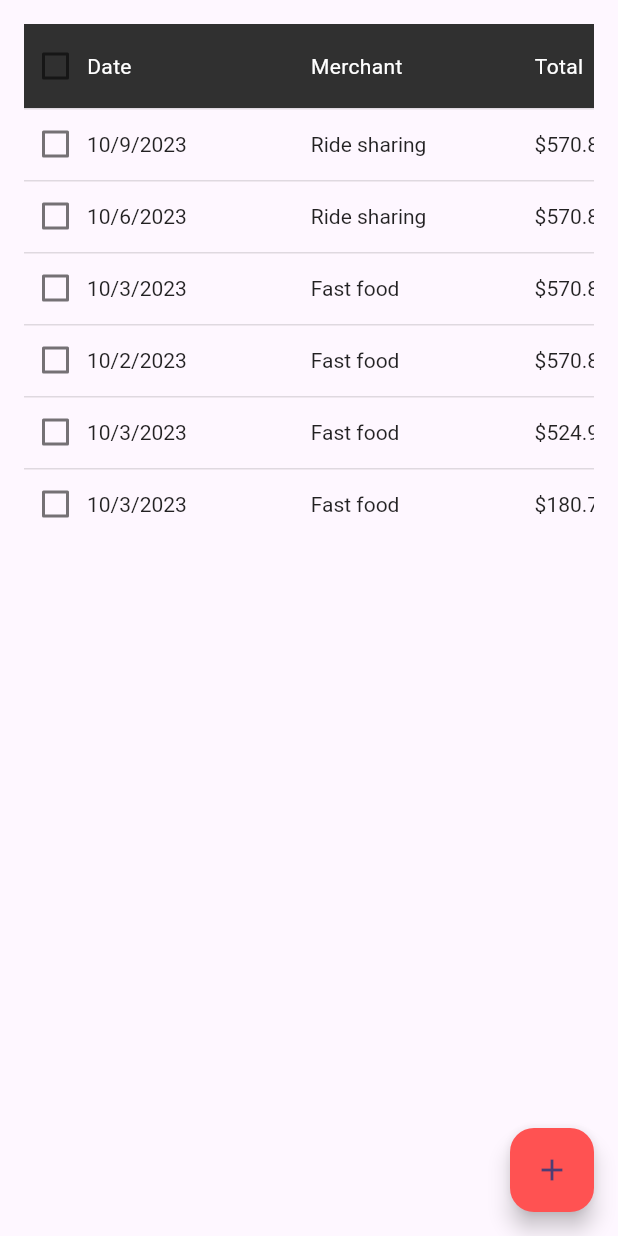
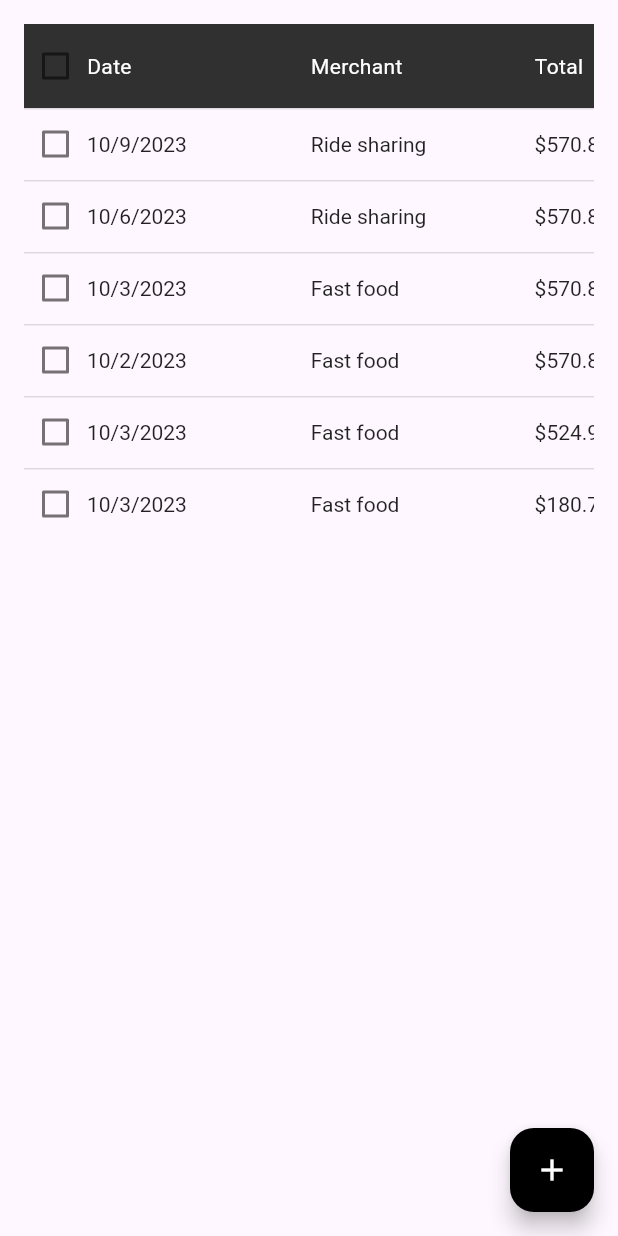
Before and after one commit to mubizzy/expense, a Flutter app: the DataTable2Demo screen opened directly, after a tap on the "add" icon, on a phone screen of 412 x 824 dp. Run offline on Flutter 3.47's test engine with Material 2 defaults, Android fonts, the phone set to English and light mode, and no system bars; drawn by our look-alikes of data_table_2.

Commit message:
new update

```diff
--- a/lib/data_table2.dart
+++ b/lib/data_table2.dart
@@ -1,5 +1,7 @@
 import 'package:data_table_2/data_table_2.dart';
+
 import 'package:demo_ville/data_source.dart';
+import 'package:demo_ville/view/alertdailog.dart';
 import 'package:flutter/material.dart';
 
 import '../nav_helper.dart';
@@ -243,11 +245,13 @@ class DataTable2DemoState extends State<DataTable2Demo> {
       ),
       floatingActionButton: FloatingActionButton(
         onPressed: () {
-          // Handle the onPressed action when the button is tapped.
-        },
-        child: Icon(Icons.add), // You can change the icon as needed.
-        backgroundColor:
-            Colors.redAccent, // Change the background color as needed.
+          addReceiptDialog(context);
+        }, // You can change the icon as needed.
+        backgroundColor: Colors.black,
+        child: const Icon(
+          Icons.add,
+          color: Colors.white,
+        ), // Change the background color as needed.
       ),
     );
   }
```
